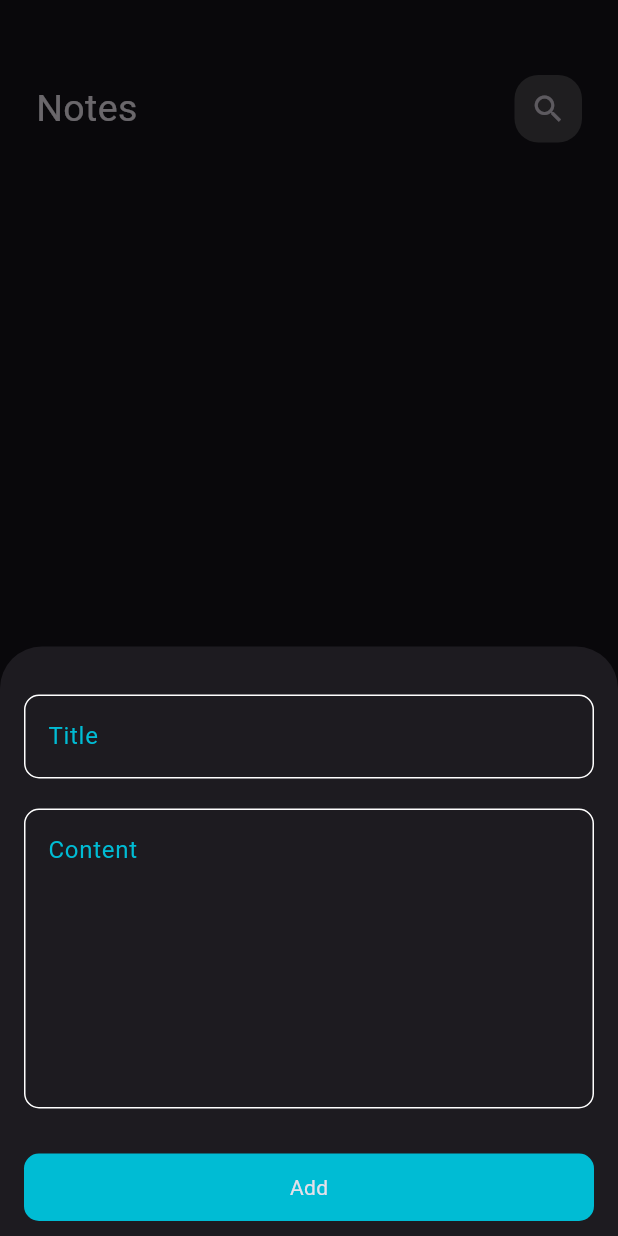
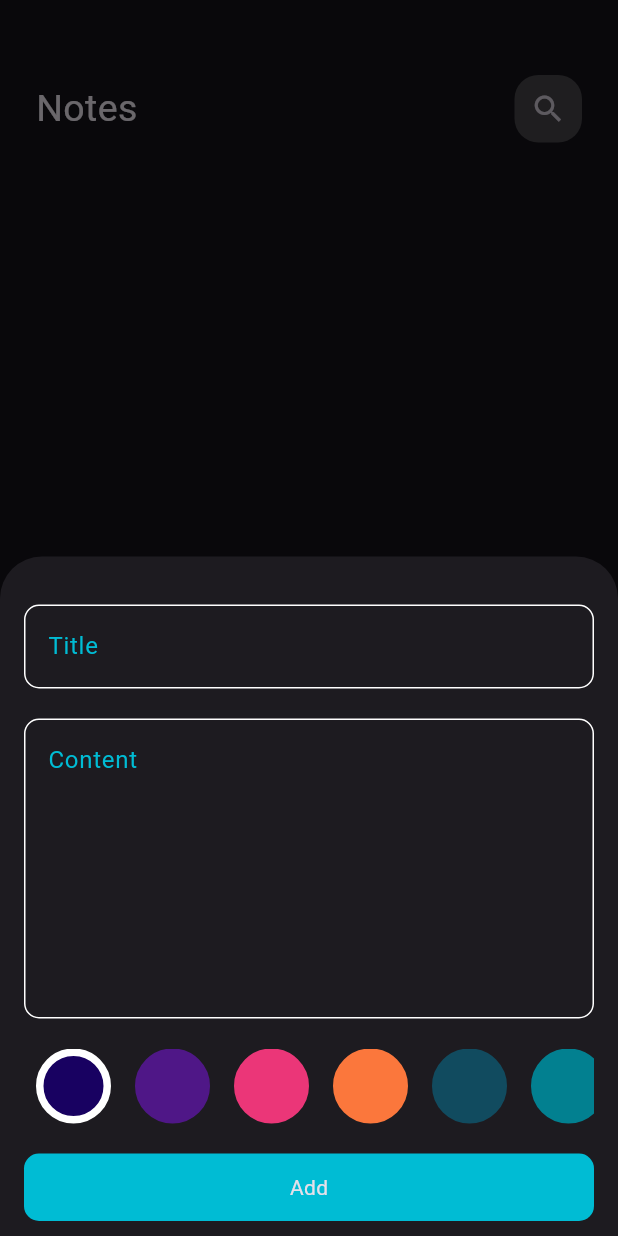
Before and after one commit to AyaZidan22/notes_app, a Flutter app: the screen it shows after launch, after a tap on the "add" icon, on a phone screen of 412 x 824 dp. Run offline on Flutter 3.47's test engine with Material 3 defaults, Android fonts, the phone set to English and light mode, and no system bars; our stand-ins replace flutter_bloc, hive, hive_flutter; accounts and stored records are empty.

Commit message:
add color palette

```diff
--- a/lib/cubits/add_notes_cubit/add_notes_cubit.dart
+++ b/lib/cubits/add_notes_cubit/add_notes_cubit.dart
@@ -1,3 +1,4 @@
+import 'package:flutter/material.dart';
 import 'package:flutter_bloc/flutter_bloc.dart';
 import 'package:hive/hive.dart';
 import 'package:notes_app/constants.dart';
@@ -7,7 +8,9 @@ part 'add_notes_state.dart';
 
 class AddNotesCubit extends Cubit<AddNotesState> {
   AddNotesCubit() : super(AddNotesInitial());
+  Color color=const Color(0xff180161);
   addNotes(NotesModel note) async {
+    note.color = color.value;
     emit(AddNotesLoading());
     try {
       var box = Hive.box<NotesModel>(kNotesBox);
--- a/lib/cubits/notes_cubit/notes_list_cubit.dart
+++ b/lib/cubits/notes_cubit/notes_list_cubit.dart
@@ -8,10 +8,10 @@ part 'notes_list_state.dart';
 class NotesListCubit extends Cubit<NotesListState> {
   NotesListCubit() : super(NotesListInitial());
 
-List<NotesModel>? notesList;
+  List<NotesModel>? notesList;
   fetchNotes() {
-
     var box = Hive.box<NotesModel>(kNotesBox);
     notesList = box.values.toList();
+    emit(NotesListSuccess());
   }
 }
--- a/lib/cubits/notes_cubit/notes_list_state.dart
+++ b/lib/cubits/notes_cubit/notes_list_state.dart
@@ -3,3 +3,5 @@ part of 'notes_list_cubit.dart';
 sealed class NotesListState {}
 
 final class NotesListInitial extends NotesListState {}
+
+final class NotesListSuccess extends NotesListState {}
--- a/lib/main.dart
+++ b/lib/main.dart
@@ -2,6 +2,7 @@ import 'package:flutter/material.dart';
 import 'package:flutter_bloc/flutter_bloc.dart';
 import 'package:hive_flutter/adapters.dart';
 import 'package:notes_app/constants.dart';
+import 'package:notes_app/cubits/add_notes_cubit/add_notes_cubit.dart';
 import 'package:notes_app/cubits/notes_cubit/notes_list_cubit.dart';
 import 'package:notes_app/models/notes_model.dart';
 import 'package:notes_app/simple_bloc_observer.dart';
@@ -21,8 +22,15 @@ class NotesApp extends StatelessWidget {
 
   @override
   Widget build(BuildContext context) {
-    return BlocProvider(
-      create: (context) => NotesListCubit(),
+    return MultiBlocProvider(
+      providers: [
+        BlocProvider(
+          create: (context) => NotesListCubit(),
+        ),
+        BlocProvider(
+          create: (context) => AddNotesCubit(),
+        ),
+      ],
       child: MaterialApp(
         debugShowCheckedModeBanner: false,
         theme: ThemeData.dark(),
--- a/lib/models/notes_model.dart
+++ b/lib/models/notes_model.dart
@@ -5,13 +5,13 @@ part 'notes_model.g.dart';
 @HiveType(typeId: 0)
 class NotesModel extends HiveObject {
   @HiveField(0)
-  final String title;
+  String title;
   @HiveField(1)
-  final String subTitle;
+  String subTitle;
   @HiveField(2)
   final String date;
   @HiveField(3)
-  final int color;
+  int color;
   NotesModel(
       {required this.color,
       required this.date,
--- a/lib/widgets/add_notes_form.dart
+++ b/lib/widgets/add_notes_form.dart
@@ -1,9 +1,9 @@
 import 'package:flutter/material.dart';
 import 'package:flutter_bloc/flutter_bloc.dart';
 import 'package:intl/intl.dart';
-import 'package:notes_app/constants.dart';
 import 'package:notes_app/cubits/add_notes_cubit/add_notes_cubit.dart';
 import 'package:notes_app/models/notes_model.dart';
+import 'package:notes_app/widgets/colors_list_view.dart';
 import 'package:notes_app/widgets/custom_button.dart';
 import 'package:notes_app/widgets/custom_text_field.dart';
 
@@ -41,7 +41,11 @@ class _AddNoteFormState extends State<AddNoteForm> {
             },
           ),
           const SizedBox(
-            height: 30,
+            height: 20,
+          ),
+          const ColorsListView(),
+          const SizedBox(
+            height: 20,
           ),
           BlocBuilder<AddNotesCubit, AddNotesState>(
             builder: (context, state) {
@@ -53,14 +57,16 @@ class _AddNoteFormState extends State<AddNoteForm> {
                     DateFormat formatter = DateFormat('yyyy-MM-dd');
                     String formattedDate = formatter.format(DateTime.now());
                     NotesModel note = NotesModel(
-                        title: title!,
-                        subTitle: content!,
-                        color: kPrimaryColor.value.toInt(),
-                        date: formattedDate.toString());
+                      title: title!,
+                      subTitle: content!,
+                      color:
+                          BlocProvider.of<AddNotesCubit>(context).color.value,
+                      date: formattedDate.toString(),
+                    );
                     BlocProvider.of<AddNotesCubit>(context).addNotes(note);
                   } else {
+                    setState(() {});
                     autovalidateMode = AutovalidateMode.always;
-                    setState(() {});
                   }
                 },
               );
--- /dev/null
+++ b/lib/widgets/color_item.dart
@@ -0,0 +1,28 @@
+import 'package:flutter/material.dart';
+
+class ColorItem extends StatelessWidget {
+  const ColorItem({
+    super.key,
+    required this.color,
+    required this.isColorSelected,
+  });
+  final Color color;
+  final bool isColorSelected;
+
+  @override
+  Widget build(BuildContext context) {
+    return Container(
+      margin: const EdgeInsets.symmetric(horizontal: 8),
+      height: 50,
+      width: 50,
+      decoration: BoxDecoration(
+        border: Border.all(
+          color: isColorSelected ? Colors.white : color,
+          width: 5.0,
+        ),
+        shape: BoxShape.circle,
+        color: color,
+      ),
+    );
+  }
+}
--- /dev/null
+++ b/lib/widgets/colors_list_view.dart
@@ -0,0 +1,46 @@
+import 'package:flutter/material.dart';
+import 'package:flutter_bloc/flutter_bloc.dart';
+import 'package:notes_app/cubits/add_notes_cubit/add_notes_cubit.dart';
+import 'package:notes_app/widgets/color_item.dart';
+
+class ColorsListView extends StatefulWidget {
+  const ColorsListView({super.key});
+
+  @override
+  State<ColorsListView> createState() => _ColorsListViewState();
+}
+
+class _ColorsListViewState extends State<ColorsListView> {
+  final List<Color> colorList = const [
+    Color(0xff180161),
+    Color(0xff4F1787),
+    Color(0xffEB3678),
+    Color(0xffFB773C),
+    Color(0xff114B5F),
+    Color(0xff028090),
+  ];
+  int currentIndex = 0;
+  @override
+  Widget build(BuildContext context) {
+    return SizedBox(
+      height: 50,
+      child: ListView.builder(
+        scrollDirection: Axis.horizontal,
+        itemCount: colorList.length,
+        itemBuilder: (context, index) {
+          return GestureDetector(
+            onTap: () {
+              currentIndex = index;
+              BlocProvider.of<AddNotesCubit>(context).color = colorList[index];
+              setState(() {});
+            },
+            child: ColorItem(
+              color: colorList[index],
+              isColorSelected: currentIndex == index,
+            ),
+          );
+        },
+      ),
+    );
+  }
+}
--- a/lib/widgets/custom_bottom_sheet.dart
+++ b/lib/widgets/custom_bottom_sheet.dart
@@ -2,6 +2,7 @@ import 'package:flutter/material.dart';
 import 'package:flutter/widgets.dart';
 import 'package:flutter_bloc/flutter_bloc.dart';
 import 'package:notes_app/cubits/add_notes_cubit/add_notes_cubit.dart';
+import 'package:notes_app/cubits/notes_cubit/notes_list_cubit.dart';
 import 'package:notes_app/helper/show_snack_bar.dart';
 import 'package:notes_app/widgets/add_notes_form.dart';
 
@@ -10,9 +11,7 @@ class CustomBottomSheet extends StatelessWidget {
 
   @override
   Widget build(BuildContext context) {
-    return BlocProvider(
-      create: (context) => AddNotesCubit(),
-      child: Padding(
+    return Padding(
       padding: EdgeInsets.only(
           bottom: MediaQuery.of(context).viewInsets.bottom,
           left: 16,
@@ -22,6 +21,7 @@ class CustomBottomSheet extends StatelessWidget {
         listener: (context, state) {
           if (state is AddNotesSuccess) {
             Navigator.pop(context);
+            BlocProvider.of<NotesListCubit>(context).fetchNotes();
           } else if (state is AddNotesFailed) {
             snackbarError(context, state.errorMessage);
           }
@@ -35,7 +35,6 @@ class CustomBottomSheet extends StatelessWidget {
           );
         },
       ),
-      ),
     );
   }
 }
--- a/lib/widgets/custom_text_field.dart
+++ b/lib/widgets/custom_text_field.dart
@@ -3,14 +3,15 @@ import 'package:notes_app/constants.dart';
 
 class CustomTextfeild extends StatelessWidget {
   const CustomTextfeild(
-      {super.key, required this.hinText, this.maxLines = 1, this.onSaved});
+      {super.key, required this.hinText, this.maxLines = 1, this.onSaved, this.controller});
   final String hinText;
   final int maxLines;
   final Function(String?)? onSaved;
+  final TextEditingController? controller;
   @override
   Widget build(BuildContext context) {
     return TextFormField(
-
+      controller:controller ,
       validator: (value) {
         if (value?.isEmpty ?? true) {
           return 'This feild can not be empty';
```
Also changed, not shown: lib/views/edit_notes_view.dart (+15 -9 lines), lib/widgets/custom_notes_item.dart (+10 -3 lines), lib/widgets/edit_color_list_view.dart (added, +46 -0 lines), lib/widgets/notes_list_view.dart (+6 -4 lines). Lines whose indentation alone changed are shown as unchanged.
